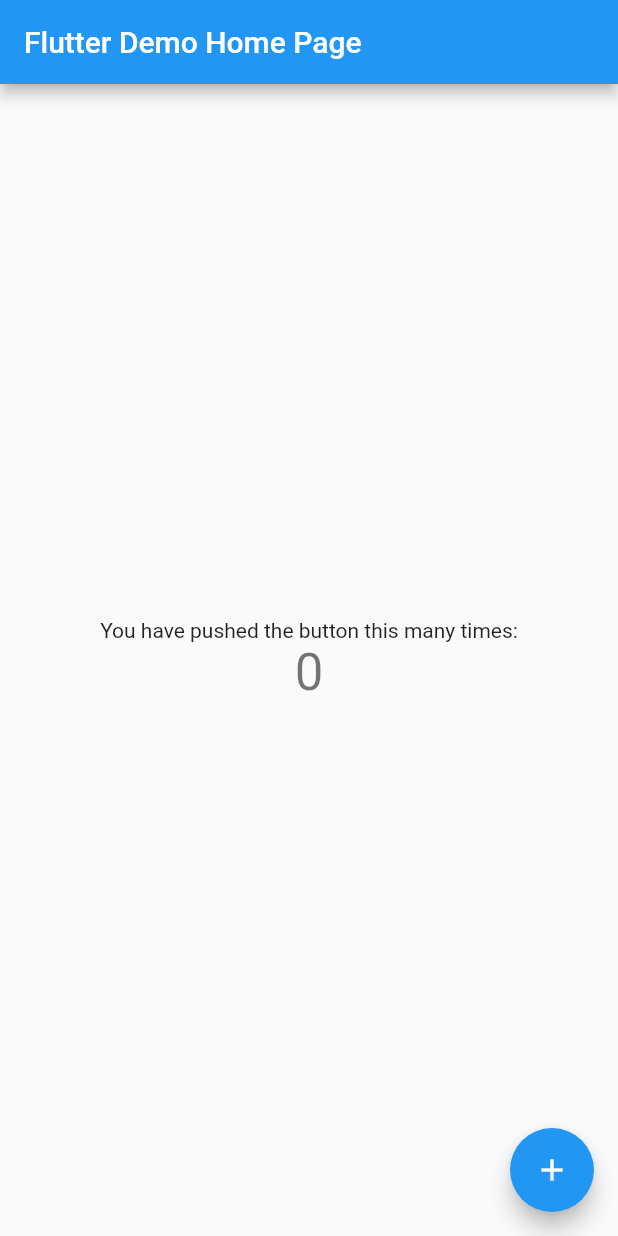
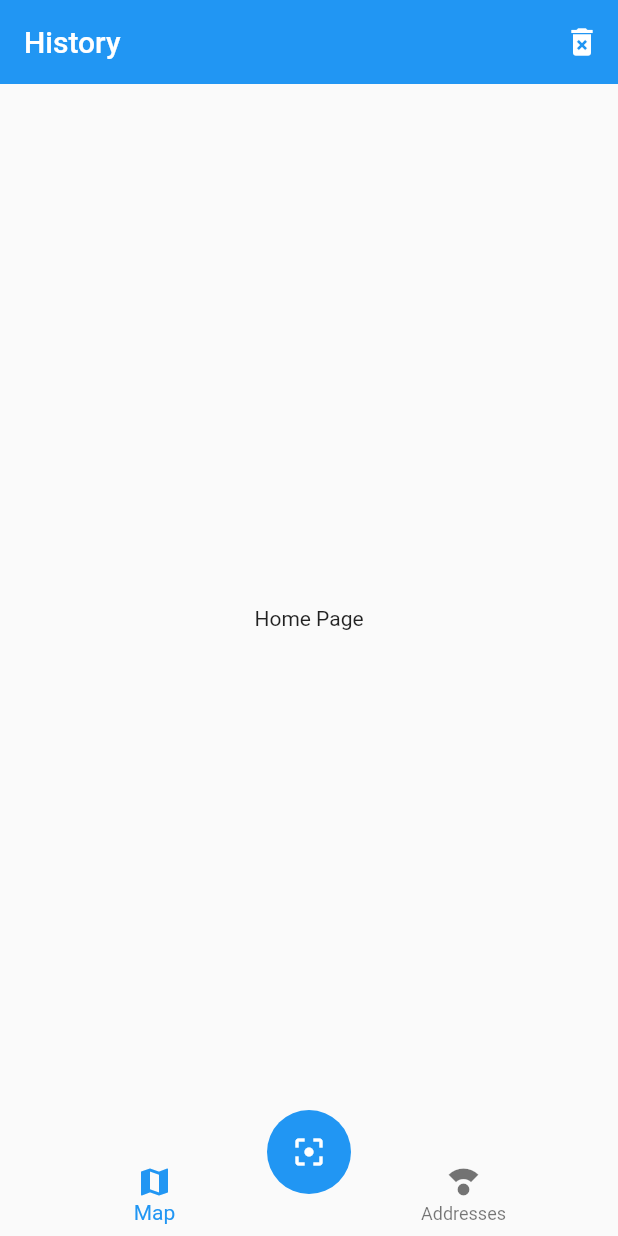
Before and after one commit to prodriguezr/Flutter-QRReader, a Flutter app: the screen it shows after launch, on a phone screen of 412 x 824 dp. Run offline on Flutter 3.47's test engine with Material 2 defaults, Android fonts, the phone set to English and light mode, and no system bars.

Commit message:
Pages added

```diff
--- a/lib/main.dart
+++ b/lib/main.dart
@@ -1,113 +1,19 @@
 import 'package:flutter/material.dart';
+import 'package:qr_reader/pages/pages.dart';
 
-void main() {
-  runApp(MyApp());
-}
+void main() => runApp(MyApp());
 
 class MyApp extends StatelessWidget {
-  // This widget is the root of your application.
   @override
   Widget build(BuildContext context) {
     return MaterialApp(
-      title: 'Flutter Demo',
-      theme: ThemeData(
-        // This is the theme of your application.
-        //
-        // Try running your application with "flutter run". You'll see the
-        // application has a blue toolbar. Then, without quitting the app, try
-        // changing the primarySwatch below to Colors.green and then invoke
-        // "hot reload" (press "r" in the console where you ran "flutter run",
-        // or simply save your changes to "hot reload" in a Flutter IDE).
-        // Notice that the counter didn't reset back to zero; the application
-        // is not restarted.
-        primarySwatch: Colors.blue,
-      ),
-      home: MyHomePage(title: 'Flutter Demo Home Page'),
+      debugShowCheckedModeBanner: false,
+      title: 'QR Reader',
+      initialRoute: 'home',
+      routes: {
+        'home': (_) => HomePage(),
+        'map': (_) => MapPage(),
+      },
     );
   }
 }
-
-class MyHomePage extends StatefulWidget {
-  MyHomePage({Key? key, required this.title}) : super(key: key);
-
-  // This widget is the home page of your application. It is stateful, meaning
-  // that it has a State object (defined below) that contains fields that affect
-  // how it looks.
-
-  // This class is the configuration for the state. It holds the values (in this
-  // case the title) provided by the parent (in this case the App widget) and
-  // used by the build method of the State. Fields in a Widget subclass are
-  // always marked "final".
-
-  final String title;
-
-  @override
-  _MyHomePageState createState() => _MyHomePageState();
-}
-
-class _MyHomePageState extends State<MyHomePage> {
-  int _counter = 0;
-
-  void _incrementCounter() {
-    setState(() {
-      // This call to setState tells the Flutter framework that something has
-      // changed in this State, which causes it to rerun the build method below
-      // so that the display can reflect the updated values. If we changed
-      // _counter without calling setState(), then the build method would not be
-      // called again, and so nothing would appear to happen.
-      _counter++;
-    });
-  }
-
-  @override
-  Widget build(BuildContext context) {
-    // This method is rerun every time setState is called, for instance as done
-    // by the _incrementCounter method above.
-    //
-    // The Flutter framework has been optimized to make rerunning build methods
-    // fast, so that you can just rebuild anything that needs updating rather
-    // than having to individually change instances of widgets.
-    return Scaffold(
-      appBar: AppBar(
-        // Here we take the value from the MyHomePage object that was created by
-        // the App.build method, and use it to set our appbar title.
-        title: Text(widget.title),
-      ),
-      body: Center(
-        // Center is a layout widget. It takes a single child and positions it
-        // in the middle of the parent.
-        child: Column(
-          // Column is also a layout widget. It takes a list of children and
-          // arranges them vertically. By default, it sizes itself to fit its
-          // children horizontally, and tries to be as tall as its parent.
-          //
-          // Invoke "debug painting" (press "p" in the console, choose the
-          // "Toggle Debug Paint" action from the Flutter Inspector in Android
-          // Studio, or the "Toggle Debug Paint" command in Visual Studio Code)
-          // to see the wireframe for each widget.
-          //
-          // Column has various properties to control how it sizes itself and
-          // how it positions its children. Here we use mainAxisAlignment to
-          // center the children vertically; the main axis here is the vertical
-          // axis because Columns are vertical (the cross axis would be
-          // horizontal).
-          mainAxisAlignment: MainAxisAlignment.center,
-          children: <Widget>[
-            Text(
-              'You have pushed the button this many times:',
-            ),
-            Text(
-              '$_counter',
-              style: Theme.of(context).textTheme.headline4,
-            ),
-          ],
-        ),
-      ),
-      floatingActionButton: FloatingActionButton(
-        onPressed: _incrementCounter,
-        tooltip: 'Increment',
-        child: Icon(Icons.add),
-      ), // This trailing comma makes auto-formatting nicer for build methods.
-    );
-  }
-}
--- /dev/null
+++ b/lib/pages/home_page.dart
@@ -0,0 +1,28 @@
+import 'package:flutter/material.dart';
+import 'package:qr_reader/widgets/widgets.dart';
+
+class HomePage extends StatelessWidget {
+  // Put your code here to create your variables
+
+  @override
+  Widget build(BuildContext context) {
+    return Scaffold(
+      appBar: AppBar(
+        title: Text('History'),
+        elevation: 0,
+        actions: [
+          IconButton(
+            onPressed: () {},
+            icon: Icon(Icons.delete_forever),
+          )
+        ],
+      ),
+      body: Center(
+        child: Text('Home Page'),
+      ),
+      bottomNavigationBar: CustomNavigationBar(),
+      floatingActionButton: ScanButton(),
+      floatingActionButtonLocation: FloatingActionButtonLocation.centerDocked,
+    );
+  }
+}
--- /dev/null
+++ b/lib/pages/map_page.dart
@@ -0,0 +1,14 @@
+import 'package:flutter/material.dart';
+
+class MapPage extends StatelessWidget {
+  // Put your code here to create your variables
+
+  @override
+  Widget build(BuildContext context) {
+    return Scaffold(
+      body: Center(
+        child: Text('Map Page'),
+      ),
+    );
+  }
+}
--- /dev/null
+++ b/lib/pages/pages.dart
@@ -0,0 +1,2 @@
+export 'package:qr_reader/pages/home_page.dart';
+export 'package:qr_reader/pages/map_page.dart';
--- /dev/null
+++ b/lib/widgets/custom_navbar_widget.dart
@@ -0,0 +1,16 @@
+import 'package:flutter/material.dart';
+
+class CustomNavigationBar extends StatelessWidget {
+  @override
+  Widget build(BuildContext context) {
+    return BottomNavigationBar(
+      currentIndex: 0,
+      elevation: 0,
+      items: [
+        BottomNavigationBarItem(icon: Icon(Icons.map), label: 'Map'),
+        BottomNavigationBarItem(
+            icon: Icon(Icons.compass_calibration), label: 'Addresses'),
+      ],
+    );
+  }
+}
--- /dev/null
+++ b/lib/widgets/scan_button_widget.dart
@@ -0,0 +1,12 @@
+import 'package:flutter/material.dart';
+
+class ScanButton extends StatelessWidget {
+  @override
+  Widget build(BuildContext context) {
+    return FloatingActionButton(
+      elevation: 0,
+      onPressed: () {},
+      child: Icon(Icons.filter_center_focus),
+    );
+  }
+}
--- /dev/null
+++ b/lib/widgets/widgets.dart
@@ -0,0 +1,2 @@
+export 'package:qr_reader/widgets/custom_navbar_widget.dart';
+export 'package:qr_reader/widgets/scan_button_widget.dart';
```
